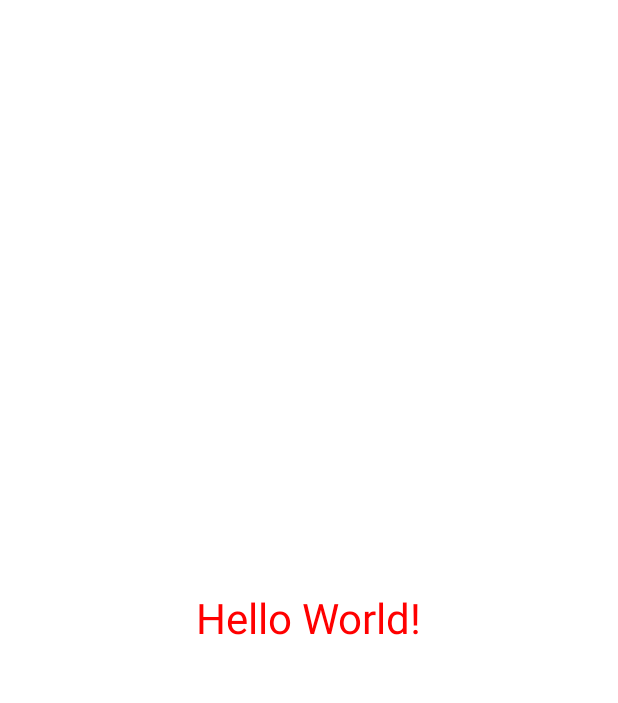
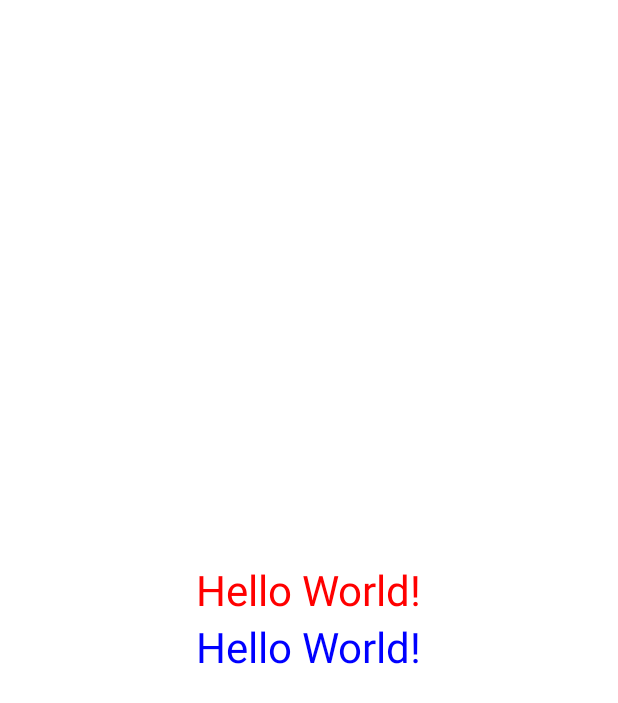
Before and after one commit to ted4858/20220708_Thread, an Android app: the layout activity_main.xml on its own in the app's theme, with its tools: preview values and no code run, on a phone screen of 412 x 824 dp. Shown: the top 703 px of the screen. Run offline under Robolectric (Android 15) with nearby library versions, the phone set to English and light mode, and no system bars.

```diff
--- a/app/src/main/java/com/iot/a20220708_thread/MainActivity.java
+++ b/app/src/main/java/com/iot/a20220708_thread/MainActivity.java
@@ -2,7 +2,9 @@ package com.iot.a20220708_thread;
 
 import androidx.appcompat.app.AppCompatActivity;
 
+import android.content.Intent;
 import android.os.Bundle;
+import android.os.Handler;
 import android.util.Log;
 import android.widget.TextView;
 
@@ -11,11 +13,27 @@ public class MainActivity extends AppCompatActivity {
     private TextView textView;
     private int number = 0;
 
+    private long count = 10000;
+    private Handler handler = new Handler();
+    private Runnable runnable = new Runnable() {
+        @Override
+        public void run() {
+            ((TextView)findViewById(R.id.textView2)).setText(count+"");
+            count -= 1;
+
+            if (count == 0) {
+                count = 10000;
+            }else {
+                handler.postDelayed(runnable, 1000);
+            }
+
+        }
+    };
     @Override
     protected void onCreate(Bundle savedInstanceState) {
         super.onCreate(savedInstanceState);
         setContentView(R.layout.activity_main);
-        textView = (TextView)findViewById(R.id.textView);
+        textView = (TextView)findViewById(R.id.textView1);
 
         thread = new Thread(){
             @Override
@@ -39,5 +57,6 @@ public class MainActivity extends AppCompatActivity {
             }
         };
         thread.start();
+        handler.post(runnable);
     }
 }
--- a/app/src/main/res/layout/activity_main.xml
+++ b/app/src/main/res/layout/activity_main.xml
@@ -9,7 +9,7 @@
     >
 
     <TextView
-        android:id="@+id/textView"
+        android:id="@+id/textView1"
         android:layout_width="wrap_content"
         android:layout_height="wrap_content"
         android:text="Hello World!"
@@ -17,4 +17,13 @@
         android:textColor="#FF0000"
         />
 
+    <TextView
+        android:id="@+id/textView2"
+        android:layout_width="wrap_content"
+        android:layout_height="wrap_content"
+        android:text="Hello World!"
+        android:textSize="28dp"
+        android:textColor="#0000FF"
+        />
+
 </LinearLayout>
```
